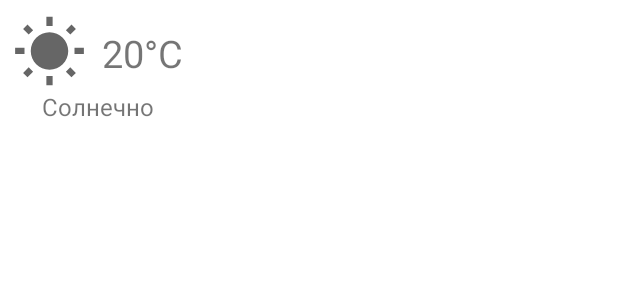
After one commit to OliverHDA/test_weather, an Android app: the layout map_info_window.xml on its own in the app's theme, with its tools: preview values and no code run, on a phone screen of 412 x 824 dp. The commit adds this screen. Shown: the top 300 px of the screen. Run offline under Robolectric (Android 15) with nearby library versions, the phone set to English and light mode, and no system bars.

Commit message:
add maps some refactoring

```diff
--- a/app/build.gradle
+++ b/app/build.gradle
@@ -41,12 +41,11 @@ android {
 }
 
 dependencies {
-
     implementation "org.jetbrains.kotlin:kotlin-stdlib:$kotlin_version"
     implementation 'androidx.core:core-ktx:1.6.0'
     implementation 'androidx.appcompat:appcompat:1.3.1'
     implementation 'com.google.android.material:material:1.4.0'
-    implementation 'androidx.constraintlayout:constraintlayout:2.0.4'
+    implementation 'androidx.constraintlayout:constraintlayout:2.1.0'
     implementation 'androidx.legacy:legacy-support-v4:1.0.0'
     implementation 'androidx.lifecycle:lifecycle-livedata-ktx:2.3.1'
     implementation 'androidx.lifecycle:lifecycle-viewmodel-ktx:2.3.1'
@@ -63,4 +62,7 @@ dependencies {
     //Room
     implementation 'androidx.room:room-runtime:2.3.0'
     kapt 'androidx.room:room-compiler:2.3.0'
+    //Google maps
+    implementation 'com.google.android.gms:play-services-maps:17.0.1'
+    implementation 'com.google.android.gms:play-services-location:18.0.0'
 }
--- a/app/src/main/java/ru/oliverhd/test_weather/app/App.kt
+++ b/app/src/main/java/ru/oliverhd/test_weather/app/App.kt
@@ -13,7 +13,6 @@ class App : Application() {
     }
 
     companion object {
-
         private var appInstance: App? = null
         private var db: WeatherDB? = null
         private const val DB_NAME = "Weather.db"
--- a/app/src/main/java/ru/oliverhd/test_weather/room/WeatherDB.kt
+++ b/app/src/main/java/ru/oliverhd/test_weather/room/WeatherDB.kt
@@ -3,7 +3,6 @@ package ru.oliverhd.test_weather.room
 import androidx.room.Database
 import androidx.room.RoomDatabase
 
-
 @Database(entities = [WeatherEntity::class], version = 1, exportSchema = false)
 abstract class WeatherDB : RoomDatabase() {
     abstract fun weatherDao(): WeatherDao
--- a/app/src/main/java/ru/oliverhd/test_weather/ui/WeatherRecyclerAdapter.kt
+++ b/app/src/main/java/ru/oliverhd/test_weather/ui/WeatherRecyclerAdapter.kt
@@ -51,6 +51,6 @@ class WeatherRecyclerAdapter() : RecyclerView.Adapter<WeatherRecyclerAdapter.Wea
     inner class WeatherViewHolder(itemView: View) : RecyclerView.ViewHolder(itemView) {
         var iconImageView: ImageView = itemView.findViewById(R.id.weatherRecyclerIcon)
         var temperatureTextView: TextView = itemView.findViewById(R.id.temperatureRecycler)
-        var date: TextView = itemView.findViewById(R.id.date_text_view)
+        var date: TextView = itemView.findViewById(R.id.dateTextView)
     }
 }
--- a/app/src/main/java/ru/oliverhd/test_weather/view_model/MainViewModel.kt
+++ b/app/src/main/java/ru/oliverhd/test_weather/view_model/MainViewModel.kt
@@ -15,7 +15,6 @@ import ru.oliverhd.test_weather.model.WeatherResponseData
 import ru.oliverhd.test_weather.repository.RepositoryImpl
 import ru.oliverhd.test_weather.retrofit.WeatherRetrofitImpl
 import ru.oliverhd.test_weather.room.convertWeatherToWeatherEntity
-
 
 class MainViewModel(
     private val liveDataToObserve: MutableLiveData<AppData> = MutableLiveData(),
@@ -54,13 +53,11 @@ class MainViewModel(
         ) {
             if (response.isSuccessful && response.body() != null) {
 
-                val jsonObject = JSONObject(Gson().toJson(response.body()))
-                val s: String = jsonObject.toString()
                 repositoryImpl.saveWeather(
                     convertWeatherToWeatherEntity(
                         response.body()!!.lat,
                         response.body()!!.lon,
-                        s
+                        JSONObject(Gson().toJson(response.body())).toString()
                     )
                 )
 
--- /dev/null
+++ b/app/src/main/res/layout/fragment_google_maps.xml
@@ -0,0 +1,6 @@
+<?xml version="1.0" encoding="utf-8"?>
+<androidx.fragment.app.FragmentContainerView xmlns:android="http://schemas.android.com/apk/res/android"
+    android:id="@+id/map"
+    android:name="com.google.android.gms.maps.SupportMapFragment"
+    android:layout_width="match_parent"
+    android:layout_height="match_parent" />
--- /dev/null
+++ b/app/src/main/res/layout/map_info_window.xml
@@ -0,0 +1,59 @@
+<?xml version="1.0" encoding="utf-8"?>
+<androidx.constraintlayout.widget.ConstraintLayout xmlns:android="http://schemas.android.com/apk/res/android"
+    xmlns:app="http://schemas.android.com/apk/res-auto"
+    android:id="@+id/mapInfoWindow"
+    android:layout_width="130dp"
+    android:layout_height="wrap_content">
+
+    <ImageView
+        android:id="@+id/mapInfoWeatherIcon"
+        android:layout_width="@dimen/info_window_weather_icon_size"
+        android:layout_height="@dimen/info_window_weather_icon_size"
+        android:layout_margin="@dimen/small_margin"
+        android:contentDescription="@string/weather_icon_description"
+        android:src="@drawable/ic_baseline_wb_sunny_24"
+        app:layout_constraintEnd_toStartOf="@+id/mapInfoTemperature"
+        app:layout_constraintHorizontal_chainStyle="packed"
+        app:layout_constraintStart_toStartOf="parent"
+        app:layout_constraintTop_toTopOf="parent"
+        app:layout_constraintVertical_chainStyle="packed" />
+
+    <TextView
+        android:id="@+id/mapInfoTemperature"
+        android:layout_width="wrap_content"
+        android:layout_height="wrap_content"
+        android:layout_marginTop="@dimen/small_margin"
+        android:text="@string/current_temperature"
+        android:textSize="@dimen/info_window_temperature_text_size"
+        app:layout_constraintBottom_toTopOf="@+id/mapInfoWeatherConditionTextView"
+        app:layout_constraintEnd_toStartOf="@+id/mapInfoCelsius"
+        app:layout_constraintStart_toEndOf="@+id/mapInfoWeatherIcon"
+        app:layout_constraintTop_toTopOf="parent"
+        app:layout_constraintVertical_chainStyle="packed" />
+
+    <TextView
+        android:id="@+id/mapInfoCelsius"
+        android:layout_width="wrap_content"
+        android:layout_height="wrap_content"
+        android:layout_marginTop="@dimen/small_margin"
+        android:layout_marginEnd="@dimen/small_margin"
+        android:text="@string/celsius"
+        android:textSize="@dimen/info_window_temperature_text_size"
+        app:layout_constraintBottom_toTopOf="@+id/mapInfoWeatherConditionTextView"
+        app:layout_constraintEnd_toEndOf="parent"
+        app:layout_constraintStart_toEndOf="@+id/mapInfoTemperature"
+        app:layout_constraintTop_toTopOf="parent"
+        app:layout_constraintVertical_chainStyle="packed" />
+
+    <TextView
+        android:id="@+id/mapInfoWeatherConditionTextView"
+        android:layout_width="match_parent"
+        android:layout_height="wrap_content"
+        android:text="@string/weather_condition"
+        android:textAlignment="center"
+        android:textSize="@dimen/info_window_condition_text_size"
+        app:layout_constraintEnd_toEndOf="parent"
+        app:layout_constraintStart_toStartOf="parent"
+        app:layout_constraintTop_toBottomOf="@id/mapInfoWeatherIcon" />
+
+</androidx.constraintlayout.widget.ConstraintLayout>
--- a/app/src/main/res/layout/weather_recycler_item.xml
+++ b/app/src/main/res/layout/weather_recycler_item.xml
@@ -50,7 +50,7 @@
             app:layout_constraintVertical_chainStyle="packed" />
 
         <TextView
-            android:id="@+id/date_text_view"
+            android:id="@+id/dateTextView"
             android:layout_width="wrap_content"
             android:layout_height="wrap_content"
             android:layout_marginEnd="@dimen/middle_margin"
--- a/app/src/main/res/values/colors.xml
+++ b/app/src/main/res/values/colors.xml
@@ -8,5 +8,6 @@
     <color name="black">#FF000000</color>
     <color name="white">#FFFFFFFF</color>
     <color name="loadingBackground">#80FFFFFF</color>
+    <color name="fragmentBackground">#FFFFFF</color>
     <color name="color_gray">#66000000</color>
 </resources>
--- a/app/src/main/res/values/dimens.xml
+++ b/app/src/main/res/values/dimens.xml
@@ -11,4 +11,8 @@
     <dimen name="weather_item_recycler_size">64dp</dimen>
     <dimen name="middle_margin">24dp</dimen>
     <dimen name="recycler_text_size">20sp</dimen>
+    <dimen name="location_icon_size">50dp</dimen>
+    <dimen name="info_window_weather_icon_size">50dp</dimen>
+    <dimen name="info_window_temperature_text_size">25sp</dimen>
+    <dimen name="info_window_condition_text_size">16sp</dimen>
 </resources>
--- a/build.gradle
+++ b/build.gradle
@@ -8,6 +8,7 @@ buildscript {
     dependencies {
         classpath "com.android.tools.build:gradle:4.2.2"
         classpath "org.jetbrains.kotlin:kotlin-gradle-plugin:$kotlin_version"
+        classpath 'com.google.gms:google-services:4.3.8'
 
         // NOTE: Do not place your application dependencies here; they belong
         // in the individual module build.gradle files
```
Also changed, not shown: app/src/main/AndroidManifest.xml (+19 -0 lines), app/src/main/java/ru/oliverhd/test_weather/googlemaps/MapsFragment.kt (added, +264 -0 lines), app/src/main/java/ru/oliverhd/test_weather/repository/RepositoryImpl.kt (+6 -8 lines), app/src/main/java/ru/oliverhd/test_weather/ui/MainFragment.kt (+23 -13 lines), app/src/main/res/drawable/ic_baseline_my_location_24.xml (added, +10 -0 lines), app/src/main/res/layout/fragment_maps.xml (added, +19 -0 lines), app/src/main/res/values/strings.xml (+16 -3 lines), 1 other file.
